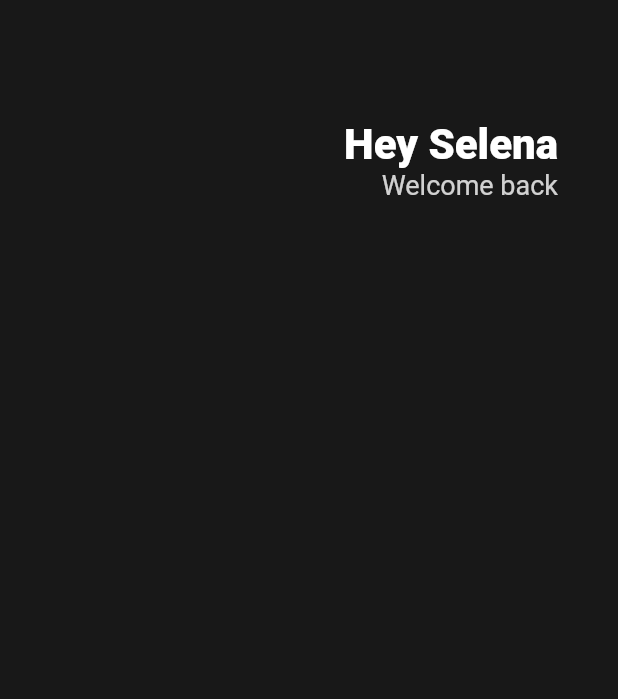
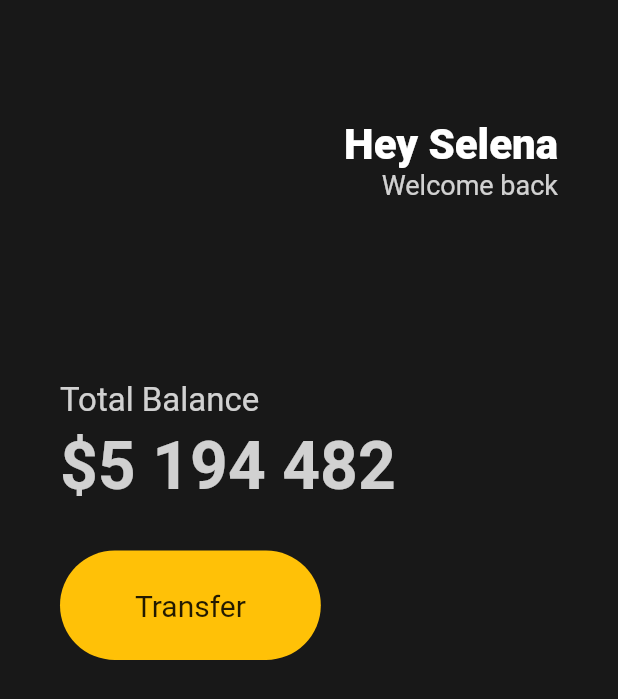
Before and after one commit to updaun/toonflix, a Flutter app: the screen it shows after launch, on a phone screen of 412 x 824 dp. Shown: the top 699 px of the screen. Run offline on Flutter 3.47's test engine with Material 2 defaults, Android fonts, the phone set to English and light mode, and no system bars.

Commit message:
chore: buttons section

```diff
--- a/lib/main.dart
+++ b/lib/main.dart
@@ -9,17 +9,18 @@ class App extends StatelessWidget {
 
   @override
   Widget build(BuildContext context) {
-    return const MaterialApp(
+    return MaterialApp(
       home: Scaffold(
-        backgroundColor: Color(0xFF181818),
+        backgroundColor: const Color(0xFF181818),
         body: Padding(
-          padding: EdgeInsets.symmetric(horizontal: 40),
+          padding: const EdgeInsets.symmetric(horizontal: 40),
           child: Column(
+            crossAxisAlignment: CrossAxisAlignment.start,
             children: [
-              SizedBox(
+              const SizedBox(
                 height: 80,
               ),
-              Row(
+              const Row(
                 mainAxisAlignment: MainAxisAlignment.end,
                 children: [
                   Column(
@@ -43,6 +44,48 @@ class App extends StatelessWidget {
                     ],
                   )
                 ],
+              ),
+              const SizedBox(
+                height: 120,
+              ),
+              const Text('Total Balance',
+                  style: TextStyle(
+                    fontSize: 22,
+                    color: Color.fromRGBO(255, 255, 255, 0.8),
+                  )),
+              const SizedBox(
+                height: 5,
+              ),
+              const Text('\$5 194 482',
+                  style: TextStyle(
+                    fontSize: 44,
+                    fontWeight: FontWeight.w600,
+                    color: Color.fromRGBO(255, 255, 255, 0.8),
+                  )),
+              const SizedBox(
+                height: 30,
+              ),
+              Row(
+                children: [
+                  Container(
+                    decoration: BoxDecoration(
+                      color: Colors.amber,
+                      borderRadius: BorderRadius.circular(45),
+                    ),
+                    child: const Padding(
+                      padding: EdgeInsets.symmetric(
+                        vertical: 25,
+                        horizontal: 50,
+                      ),
+                      child: Text(
+                        'Transfer',
+                        style: TextStyle(
+                          fontSize: 20,
+                        ),
+                      ),
+                    ),
+                  )
+                ],
               )
             ],
           ),
```
